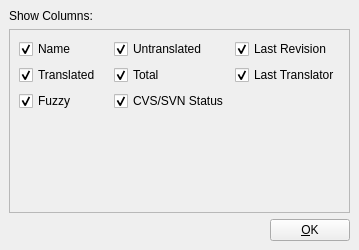
First picture: the form in pootling/ui/CatalogSetting.ui, repository cc-archive/pootle, before the edit.
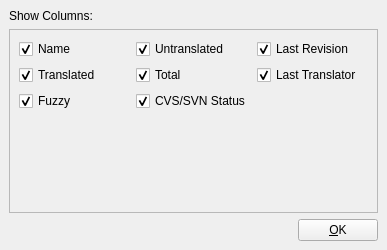
Second picture: the form after the edit.

Commit message: change title from  Setting Catalog Manager to Catalog Manager Preferences

What changed in the file:
```diff
--- a/pootling/ui/CatalogSetting.ui
+++ b/pootling/ui/CatalogSetting.ui
@@ -5,7 +5,7 @@
    <rect>
     <x>0</x>
     <y>0</y>
-    <width>359</width>
+    <width>387</width>
     <height>250</height>
    </rect>
   </property>
```
Left out of the diff: 6 changed lines with no effect on the pictures. The commit also changes 1 other file.
